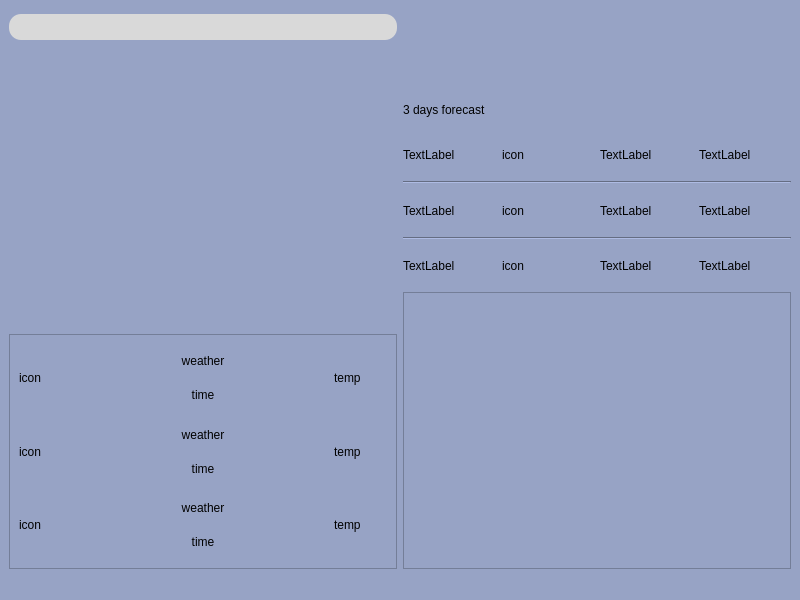
This is mainwindow.ui in Aalok376/SkyScout as Qt 5 draws it before an edit. The edited form follows.
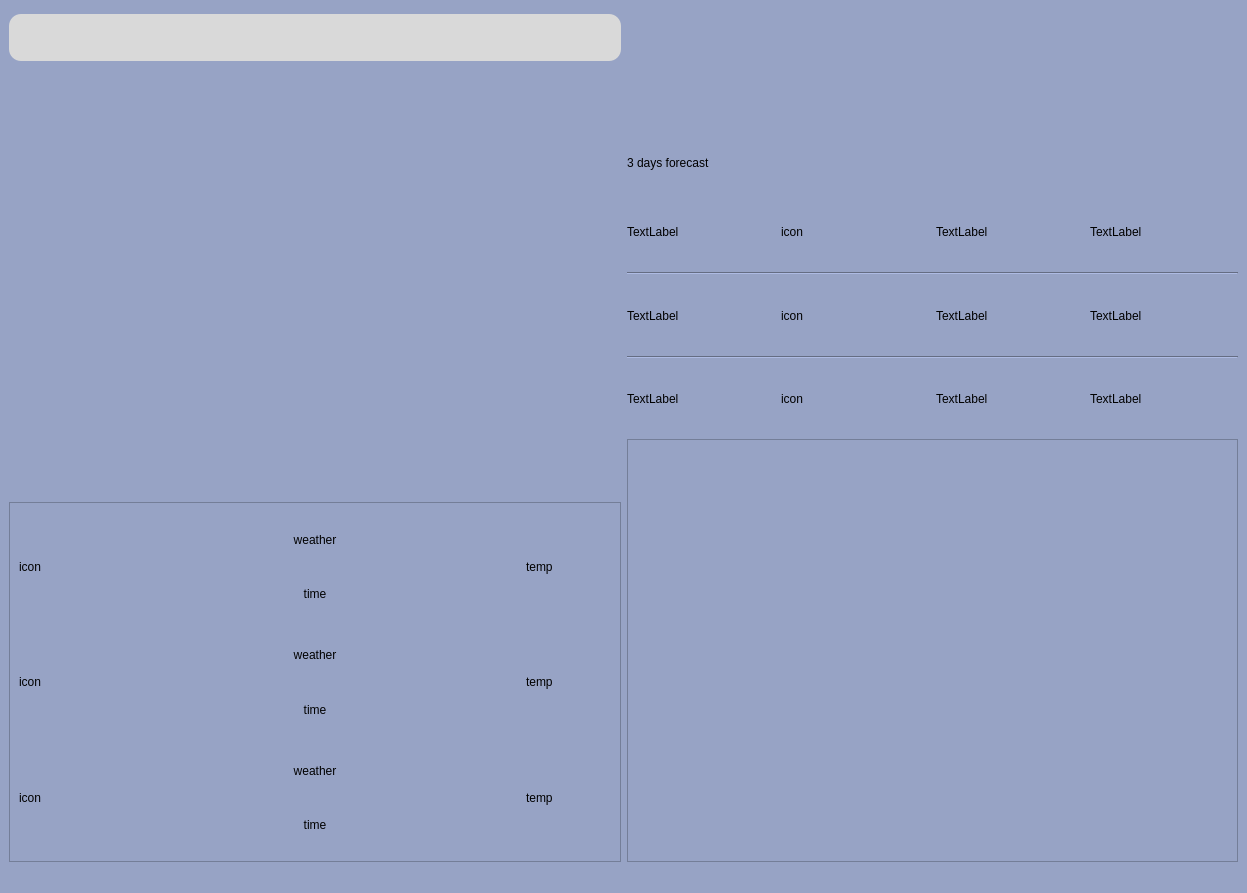
This is the edited form.

What changed in the file:
```diff
--- a/mainwindow.ui
+++ b/mainwindow.ui
@@ -6,8 +6,8 @@
    <rect>
     <x>0</x>
     <y>0</y>
-    <width>800</width>
-    <height>600</height>
+    <width>1247</width>
+    <height>893</height>
    </rect>
   </property>
   <property name="sizePolicy">
```
Left out of the diff: 2 changed lines with no effect on the pictures.
